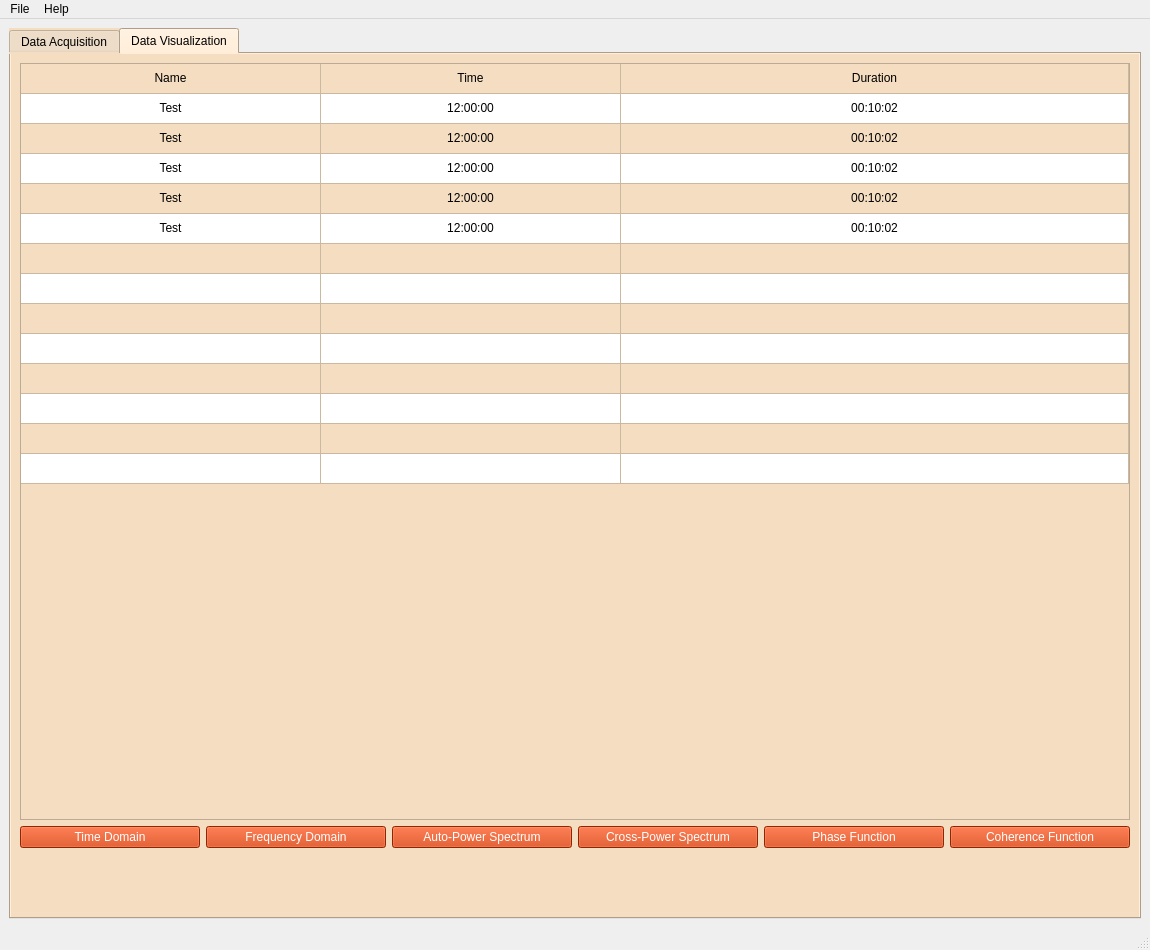
Old version of the form GUI/Qt_Files/main_window.ui in the repository jrsm1/EWAS_Application.
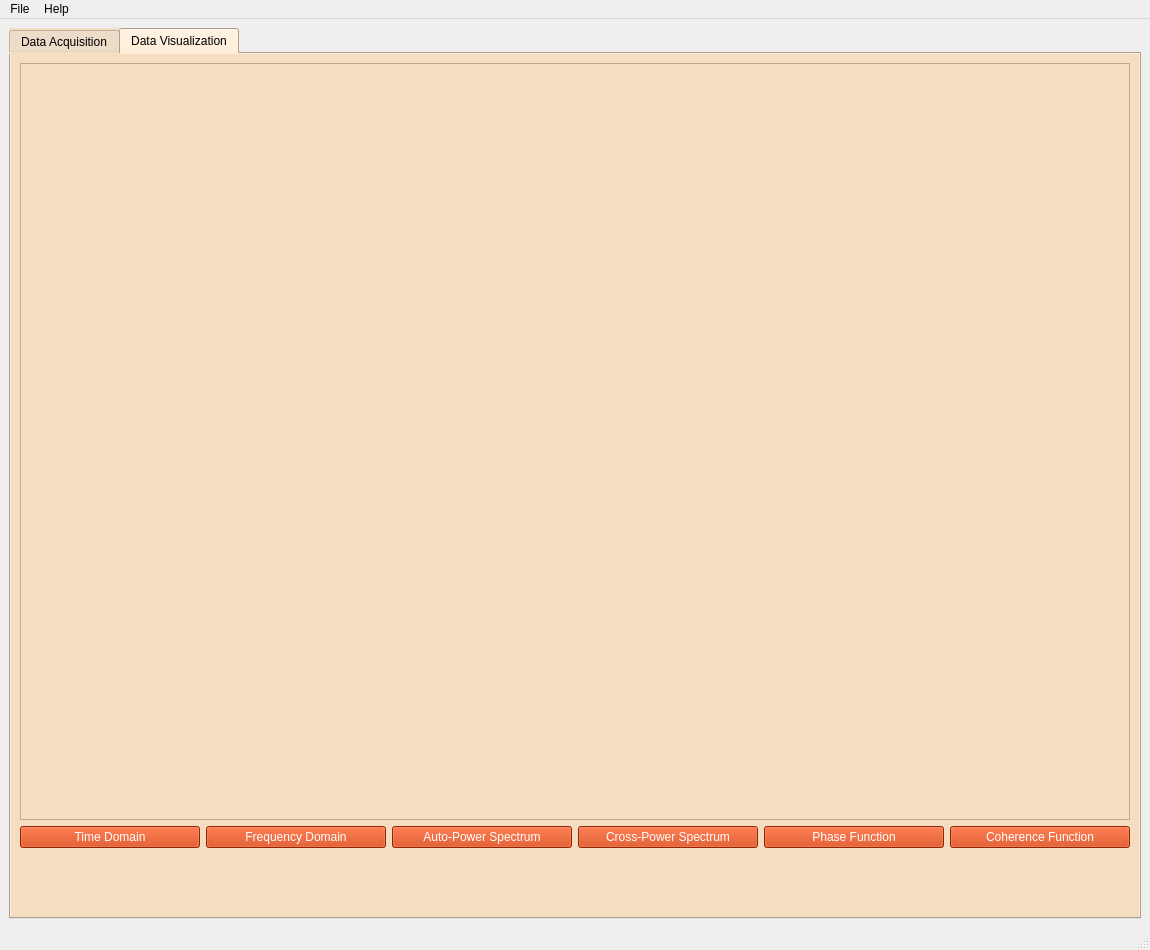
New version of the form. The open tabs and pages were chosen to show the change.

```diff
--- a/GUI/Qt_Files/main_window.ui
+++ b/GUI/Qt_Files/main_window.ui
@@ -1610,304 +1610,13 @@
        </attribute>
        <layout class="QVBoxLayout" name="verticalLayout_4">
         <item>
-         <widget class="QTableWidget" name="visualize_tab_tableWidget">
-          <property name="autoFillBackground">
-           <bool>false</bool>
-          </property>
-          <property name="styleSheet">
-           <string notr="true">font: 12pt &quot;MS Shell Dlg 2&quot;;
-												alternate-background-color: rgb(255, 255, 255);
-											</string>
-          </property>
-          <property name="sizeAdjustPolicy">
-           <enum>QAbstractScrollArea::AdjustIgnored</enum>
-          </property>
-          <property name="alternatingRowColors">
+         <widget class="QTreeView" name="visualization_treeView">
+          <property name="showDropIndicator" stdset="0">
            <bool>true</bool>
           </property>
-          <property name="selectionBehavior">
-           <enum>QAbstractItemView::SelectRows</enum>
-          </property>
-          <property name="textElideMode">
-           <enum>Qt::ElideMiddle</enum>
-          </property>
-          <property name="sortingEnabled">
-           <bool>true</bool>
-          </property>
-          <attribute name="horizontalHeaderVisible">
+          <attribute name="headerVisible">
            <bool>false</bool>
           </attribute>
-          <attribute name="horizontalHeaderCascadingSectionResizes">
-           <bool>false</bool>
-          </attribute>
-          <attribute name="horizontalHeaderDefaultSectionSize">
-           <number>300</number>
-          </attribute>
-          <attribute name="horizontalHeaderHighlightSections">
-           <bool>true</bool>
-          </attribute>
-          <attribute name="horizontalHeaderMinimumSectionSize">
-           <number>100</number>
-          </attribute>
-          <attribute name="horizontalHeaderShowSortIndicator" stdset="0">
-           <bool>true</bool>
-          </attribute>
-          <attribute name="horizontalHeaderStretchLastSection">
-           <bool>true</bool>
-          </attribute>
-          <attribute name="verticalHeaderVisible">
-           <bool>false</bool>
-          </attribute>
-          <attribute name="verticalHeaderCascadingSectionResizes">
-           <bool>false</bool>
-          </attribute>
-          <attribute name="verticalHeaderShowSortIndicator" stdset="0">
-           <bool>false</bool>
-          </attribute>
-          <attribute name="verticalHeaderStretchLastSection">
-           <bool>false</bool>
-          </attribute>
-          <row>
-           <property name="text">
-            <string>0</string>
-           </property>
-          </row>
-          <row>
-           <property name="text">
-            <string>1</string>
-           </property>
-          </row>
-          <row>
-           <property name="text">
-            <string>3</string>
-           </property>
-          </row>
-          <row>
-           <property name="text">
-            <string>4</string>
-           </property>
-          </row>
-          <row>
-           <property name="text">
-            <string>5</string>
-           </property>
-          </row>
-          <row>
-           <property name="text">
-            <string>6</string>
-           </property>
-          </row>
-          <row>
-           <property name="text">
-            <string>7</string>
-           </property>
-          </row>
-          <row>
-           <property name="text">
-            <string>8</string>
-           </property>
-          </row>
-          <row>
-           <property name="text">
-            <string>9</string>
-           </property>
-          </row>
-          <row>
-           <property name="text">
-            <string>10</string>
-           </property>
-           <property name="textAlignment">
-            <set>AlignCenter</set>
-           </property>
-          </row>
-          <row>
-           <property name="text">
-            <string>11</string>
-           </property>
-          </row>
-          <row>
-           <property name="text">
-            <string>12</string>
-           </property>
-          </row>
-          <row>
-           <property name="text">
-            <string>14</string>
-           </property>
-          </row>
-          <row>
-           <property name="text">
-            <string>15</string>
-           </property>
-          </row>
-          <column>
-           <property name="text">
-            <string>Name</string>
-           </property>
-           <property name="textAlignment">
-            <set>AlignCenter</set>
-           </property>
-          </column>
-          <column>
-           <property name="text">
-            <string>Time</string>
-           </property>
-           <property name="textAlignment">
-            <set>AlignCenter</set>
-           </property>
-          </column>
-          <column>
-           <property name="text">
-            <string>Duration</string>
-           </property>
-           <property name="textAlignment">
-            <set>AlignCenter</set>
-           </property>
-          </column>
-          <item row="0" column="0">
-           <property name="text">
-            <string>Name</string>
-           </property>
-           <property name="textAlignment">
-            <set>AlignCenter</set>
-           </property>
-          </item>
-          <item row="0" column="1">
-           <property name="text">
-            <string>Time</string>
-           </property>
-           <property name="textAlignment">
-            <set>AlignCenter</set>
-           </property>
-          </item>
-          <item row="0" column="2">
-           <property name="text">
-            <string>Duration</string>
-           </property>
-           <property name="textAlignment">
-            <set>AlignCenter</set>
-           </property>
-          </item>
-          <item row="1" column="0">
-           <property name="text">
-            <string>Test</string>
-           </property>
-           <property name="textAlignment">
-            <set>AlignCenter</set>
-           </property>
-          </item>
-          <item row="1" column="1">
-           <property name="text">
-            <string>12:00:00</string>
-           </property>
-           <property name="textAlignment">
-            <set>AlignCenter</set>
-           </property>
-          </item>
-          <item row="1" column="2">
-           <property name="text">
-            <string>00:10:02</string>
-           </property>
-           <property name="textAlignment">
-            <set>AlignCenter</set>
-           </property>
-          </item>
-          <item row="2" column="0">
-           <property name="text">
-            <string>Test</string>
-           </property>
-           <property name="textAlignment">
-            <set>AlignCenter</set>
-           </property>
-          </item>
-          <item row="2" column="1">
-           <property name="text">
-            <string>12:00:00</string>
-           </property>
-           <property name="textAlignment">
-            <set>AlignCenter</set>
-           </property>
-          </item>
-          <item row="2" column="2">
-           <property name="text">
-            <string>00:10:02</string>
-           </property>
-           <property name="textAlignment">
-            <set>AlignCenter</set>
-           </property>
-          </item>
-          <item row="3" column="0">
-           <property name="text">
-            <string>Test</string>
-           </property>
-           <property name="textAlignment">
-            <set>AlignCenter</set>
-           </property>
-          </item>
-          <item row="3" column="1">
-           <property name="text">
-            <string>12:00:00</string>
-           </property>
-           <property name="textAlignment">
-            <set>AlignCenter</set>
-           </property>
-          </item>
-          <item row="3" column="2">
-           <property name="text">
-            <string>00:10:02</string>
-           </property>
-           <property name="textAlignment">
-            <set>AlignCenter</set>
-           </property>
-          </item>
-          <item row="4" column="0">
-           <property name="text">
-            <string>Test</string>
-           </property>
-           <property name="textAlignment">
-            <set>AlignCenter</set>
-           </property>
-          </item>
-          <item row="4" column="1">
-           <property name="text">
-            <string>12:00:00</string>
-           </property>
-           <property name="textAlignment">
-            <set>AlignCenter</set>
-           </property>
-          </item>
-          <item row="4" column="2">
-           <property name="text">
-            <string>00:10:02</string>
-           </property>
-           <property name="textAlignment">
-            <set>AlignCenter</set>
-           </property>
-          </item>
-          <item row="5" column="0">
-           <property name="text">
-            <string>Test</string>
-           </property>
-           <property name="textAlignment">
-            <set>AlignCenter</set>
-           </property>
-          </item>
-          <item row="5" column="1">
-           <property name="text">
-            <string>12:00:00</string>
-           </property>
-           <property name="textAlignment">
-            <set>AlignCenter</set>
-           </property>
-          </item>
-          <item row="5" column="2">
-           <property name="text">
-            <string>00:10:02</string>
-           </property>
-           <property name="textAlignment">
-            <set>AlignCenter</set>
-           </property>
-          </item>
          </widget>
         </item>
         <item>
```
Left out of the diff: 1 changed line with no effect on the pictures.
